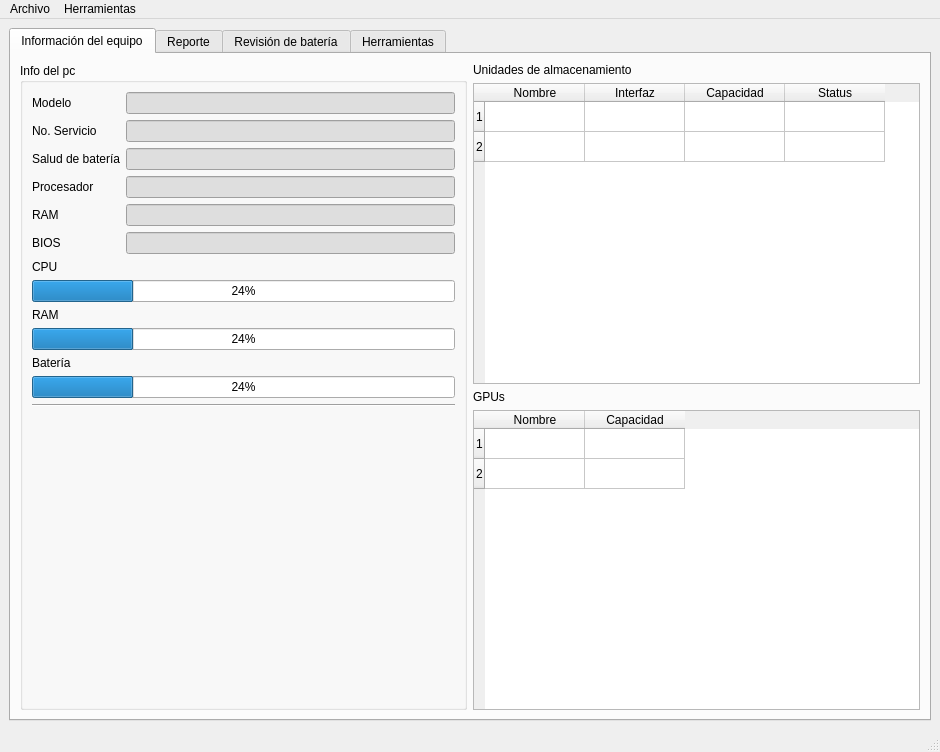
The window that ui/mainwindow.ui (gabod22/PatiaTest) describes before a commit, drawn with Qt 5.
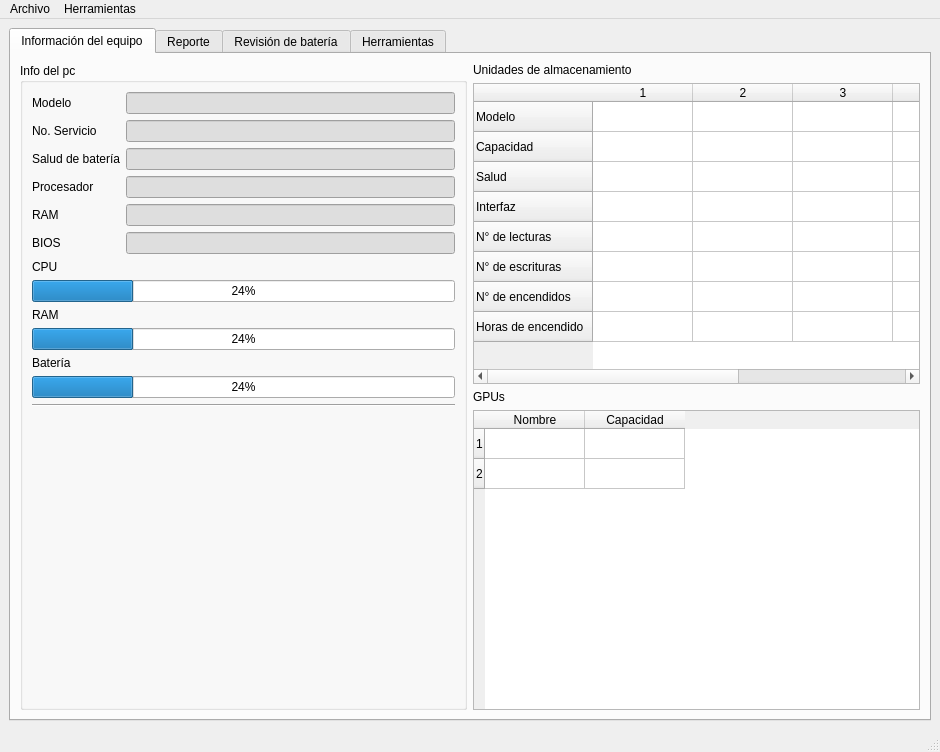
The same window after the commit. The open tabs and pages were chosen to show the change. Icons and pictures are not drawn.

The edit to the form file:
```diff
--- a/ui/mainwindow.ui
+++ b/ui/mainwindow.ui
@@ -22,14 +22,12 @@
     <item>
      <widget class="QTabWidget" name="tabWidget">
       <property name="currentIndex">
-       <number>3</number>
+       <number>0</number>
       </property>
       <widget class="QWidget" name="tab_3">
        <attribute name="title">
         <string>Información del equipo</string>
        </attribute>
-       <layout class="QVBoxLayout" name="verticalLayout_19">
-        <item>
          <layout class="QHBoxLayout" name="horizontalLayout_5">
           <item>
            <widget class="QGroupBox" name="groupBox_2">
@@ -230,7 +228,7 @@
            </widget>
           </item>
           <item>
-           <layout class="QVBoxLayout" name="verticalLayout_17">
+         <layout class="QVBoxLayout" name="verticalLayout_9">
             <item>
              <layout class="QVBoxLayout" name="verticalLayout_8">
               <item>
@@ -242,34 +240,63 @@
               </item>
               <item>
                <widget class="QTableWidget" name="TableStorage">
+              <property name="enabled">
+               <bool>true</bool>
+              </property>
                 <property name="autoScrollMargin">
                  <number>16</number>
                 </property>
-                <property name="rowCount">
-                 <number>2</number>
-                </property>
-                <row/>
-                <row/>
-                <column>
+              <property name="editTriggers">
+               <set>QAbstractItemView::NoEditTriggers</set>
+              </property>
+              <property name="columnCount">
+               <number>5</number>
+              </property>
+              <row>
                  <property name="text">
-                  <string>Nombre</string>
-                 </property>
-                </column>
-                <column>
+                <string>Modelo</string>
+               </property>
+              </row>
+              <row>
+               <property name="text">
+                <string>Capacidad</string>
+               </property>
+              </row>
+              <row>
+               <property name="text">
+                <string>Salud</string>
+               </property>
+              </row>
+              <row>
                  <property name="text">
                   <string>Interfaz</string>
                  </property>
-                </column>
-                <column>
+              </row>
+              <row>
                  <property name="text">
-                  <string>Capacidad</string>
-                 </property>
-                </column>
-                <column>
+                <string>N° de lecturas</string>
+               </property>
+              </row>
+              <row>
                  <property name="text">
-                  <string>Status</string>
-                 </property>
-                </column>
+                <string>N° de escrituras</string>
+               </property>
+              </row>
+              <row>
+               <property name="text">
+                <string>N° de encendidos</string>
+               </property>
+              </row>
+              <row>
+               <property name="text">
+                <string>Horas de encendido</string>
+               </property>
+              </row>
+              <column/>
+              <column/>
+              <column/>
+              <column/>
+              <column/>
                </widget>
               </item>
              </layout>
@@ -304,8 +331,6 @@
                  </property>
                 </column>
                </widget>
-              </item>
-             </layout>
             </item>
            </layout>
           </item>
```
Lines whose indentation alone changed are shown as unchanged.
